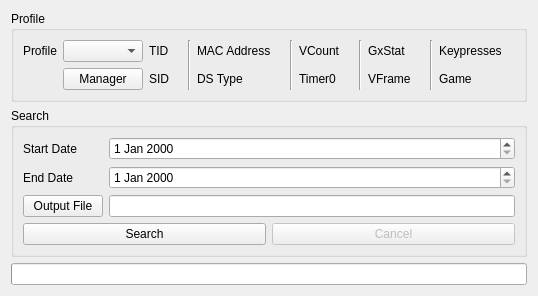
First picture: the form in Form/Gen5/Tools/SHA1CacheFinder.ui, repository Admiral-Fish/PokeFinder, before the edit.
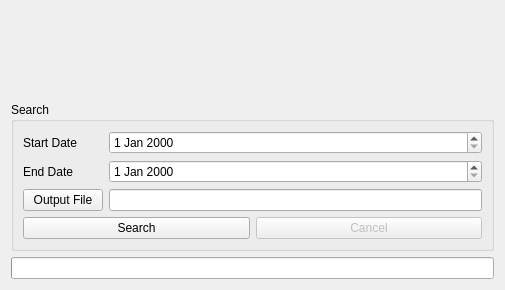
Second picture: the form after the edit. Custom widgets are drawn as their Qt base class.

Commit message: Refactor profile display

```diff
--- a/Form/Gen5/Tools/SHA1CacheFinder.ui
+++ b/Form/Gen5/Tools/SHA1CacheFinder.ui
@@ -15,157 +15,7 @@
   </property>
   <layout class="QVBoxLayout" name="verticalLayout">
    <item>
-    <widget class="QGroupBox" name="groupBoxProfile">
-     <property name="title">
-      <string>Profile</string>
-     </property>
-     <layout class="QGridLayout" name="gridLayout_5">
-      <item row="0" column="0">
-       <widget class="QLabel" name="labelProfile">
-        <property name="text">
-         <string>Profile</string>
-        </property>
-       </widget>
-      </item>
-      <item row="0" column="1">
-       <widget class="QComboBox" name="comboBoxProfiles"/>
-      </item>
-      <item row="1" column="1">
-       <widget class="QPushButton" name="pushButtonProfileManager">
-        <property name="text">
-         <string>Manager</string>
-        </property>
-       </widget>
-      </item>
-      <item row="0" column="2">
-       <widget class="QLabel" name="labelProfileTID">
-        <property name="text">
-         <string>TID</string>
-        </property>
-       </widget>
-      </item>
-      <item row="0" column="3">
-       <widget class="QLabel" name="labelProfileTIDValue"/>
-      </item>
-      <item row="1" column="2">
-       <widget class="QLabel" name="labelProfileSID">
-        <property name="text">
-         <string>SID</string>
-        </property>
-       </widget>
-      </item>
-      <item row="1" column="3">
-       <widget class="QLabel" name="labelProfileSIDValue"/>
-      </item>
-      <item row="0" column="4" rowspan="2">
-       <widget class="Line" name="line_4">
-        <property name="orientation">
-         <enum>Qt::Orientation::Vertical</enum>
-        </property>
-       </widget>
-      </item>
-      <item row="0" column="5">
-       <widget class="QLabel" name="labelProfileMACAddress">
-        <property name="text">
-         <string>MAC Address</string>
-        </property>
-       </widget>
-      </item>
-      <item row="0" column="6">
-       <widget class="QLabel" name="labelProfileMACAddressValue"/>
-      </item>
-      <item row="1" column="5">
-       <widget class="QLabel" name="labelProfileDSType">
-        <property name="text">
-         <string>DS Type</string>
-        </property>
-       </widget>
-      </item>
-      <item row="1" column="6">
-       <widget class="QLabel" name="labelProfileDSTypeValue"/>
-      </item>
-      <item row="0" column="7" rowspan="2">
-       <widget class="Line" name="line_3">
-        <property name="orientation">
-         <enum>Qt::Orientation::Vertical</enum>
-        </property>
-       </widget>
-      </item>
-      <item row="0" column="8">
-       <widget class="QLabel" name="labelProfileVCount">
-        <property name="text">
-         <string>VCount</string>
-        </property>
-       </widget>
-      </item>
-      <item row="0" column="9">
-       <widget class="QLabel" name="labelProfileVCountValue"/>
-      </item>
-      <item row="1" column="8">
-       <widget class="QLabel" name="labelProfileTimer0">
-        <property name="text">
-         <string>Timer0</string>
-        </property>
-       </widget>
-      </item>
-      <item row="1" column="9">
-       <widget class="QLabel" name="labelProfileTimer0Value"/>
-      </item>
-      <item row="0" column="10" rowspan="2">
-       <widget class="Line" name="line_2">
-        <property name="orientation">
-         <enum>Qt::Orientation::Vertical</enum>
-        </property>
-       </widget>
-      </item>
-      <item row="0" column="11">
-       <widget class="QLabel" name="labelProfileGxStat">
-        <property name="text">
-         <string>GxStat</string>
-        </property>
-       </widget>
-      </item>
-      <item row="0" column="12">
-       <widget class="QLabel" name="labelProfileGxStatValue"/>
-      </item>
-      <item row="1" column="11">
-       <widget class="QLabel" name="labelProfileVFrame">
-        <property name="text">
-         <string>VFrame</string>
-        </property>
-       </widget>
-      </item>
-      <item row="1" column="12">
-       <widget class="QLabel" name="labelProfileVFrameValue"/>
-      </item>
-      <item row="0" column="13" rowspan="2">
-       <widget class="Line" name="line">
-        <property name="orientation">
-         <enum>Qt::Orientation::Vertical</enum>
-        </property>
-       </widget>
-      </item>
-      <item row="0" column="14">
-       <widget class="QLabel" name="labelProfileKeypresses">
-        <property name="text">
-         <string>Keypresses</string>
-        </property>
-       </widget>
-      </item>
-      <item row="0" column="15">
-       <widget class="QLabel" name="labelProfileKeypressesValue"/>
-      </item>
-      <item row="1" column="14">
-       <widget class="QLabel" name="labelProfileGame">
-        <property name="text">
-         <string>Game</string>
-        </property>
-       </widget>
-      </item>
-      <item row="1" column="15">
-       <widget class="QLabel" name="labelProfileGameValue"/>
-      </item>
-     </layout>
+    <widget class="ProfileDisplay5" name="profileDisplay" native="true">
     </widget>
    </item>
    <item>
@@ -238,6 +88,12 @@
   </layout>
  </widget>
  <customwidgets>
+  <customwidget>
+   <class>ProfileDisplay5</class>
+   <extends>QWidget</extends>
+   <header>Form/Gen5/Profile/ProfileDisplay5.hpp</header>
+   <container>1</container>
+  </customwidget>
   <customwidget>
    <class>DateEdit</class>
    <extends>QDateEdit</extends>
```
Left out of the diff: 2 changed lines with no effect on the pictures. The commit also changes 110 other files.
